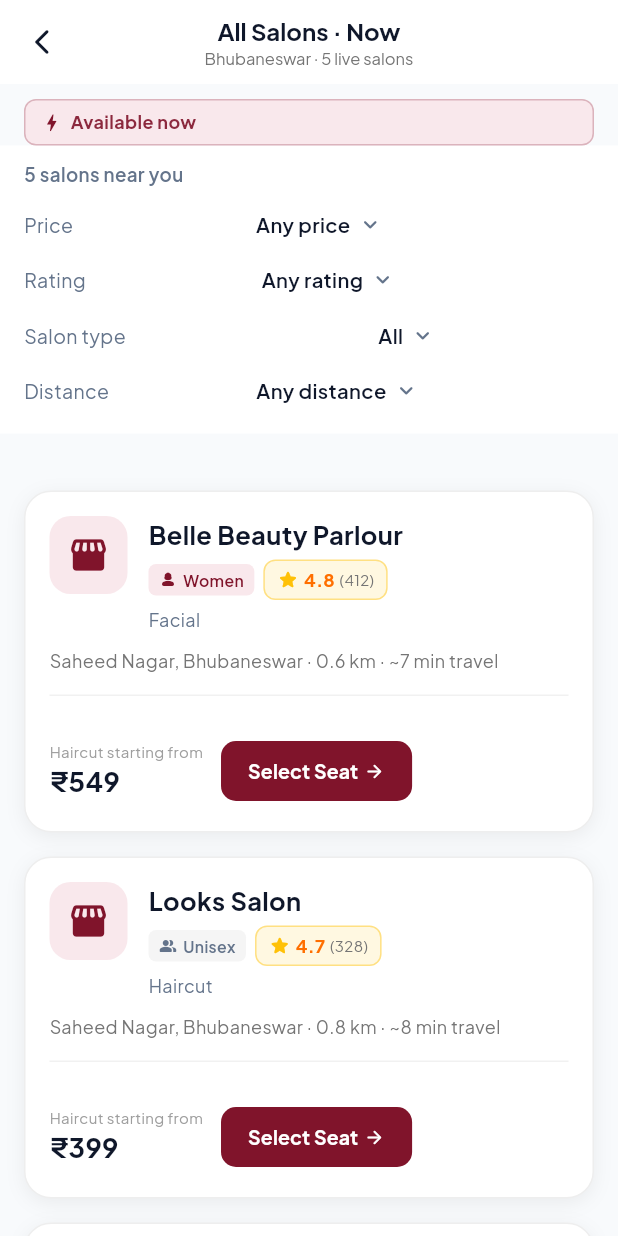
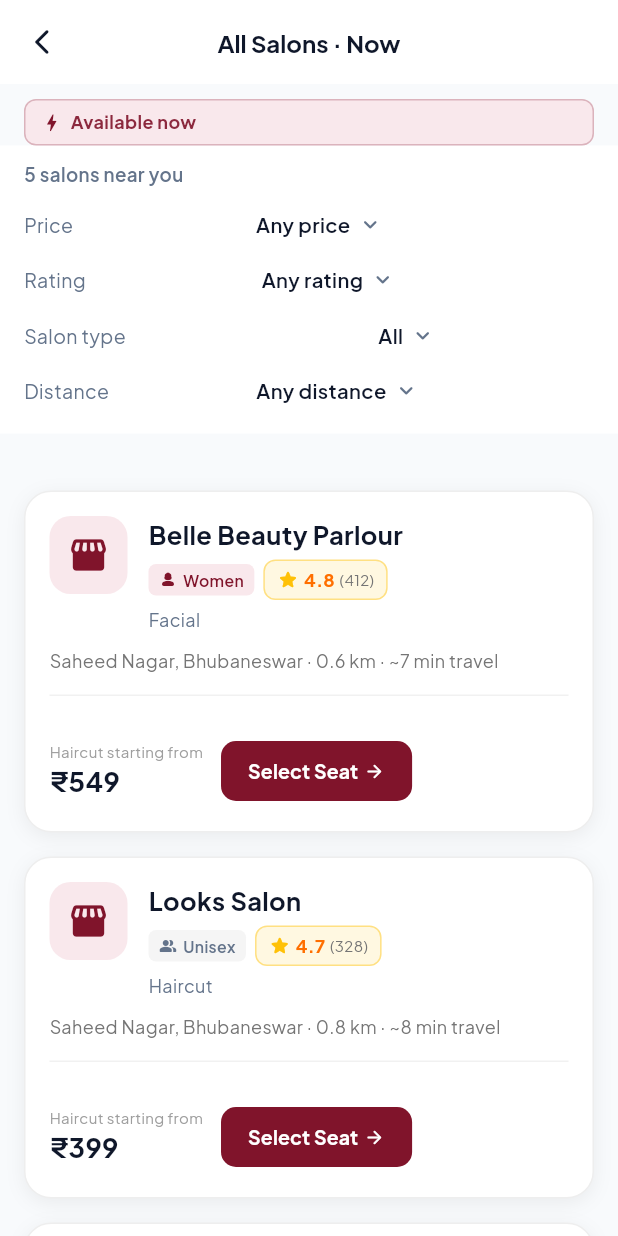
Before and after one commit to IshaNayal/ZALONO-consumer-app, a Flutter app: the SalonListScreen screen opened directly, on a phone screen of 412 x 824 dp. Run offline on Flutter 3.47's test engine with Material 3 defaults, Android fonts, the phone set to English and light mode, and no system bars; our stand-ins replace google_fonts, shared_preferences; accounts and stored records are empty; network calls fail.

Commit message:
Remove the live salon count subtitle from the results and location screens

```diff
--- a/flutter_zalono/lib/screens/consumer/location_picker_screen.dart
+++ b/flutter_zalono/lib/screens/consumer/location_picker_screen.dart
@@ -11,12 +11,12 @@
     final zalono = Provider.of<ZalonoProvider>(context);
 
     final locations = <Map<String, String>>[
-      {'name': 'Saheed Nagar', 'sub': 'Janpath, Unit-9 Area', 'distance': '0.8 km', 'salons': '8'},
-      {'name': 'Patia', 'sub': 'KIIT, Infocity Road', 'distance': '3.2 km', 'salons': '6'},
-      {'name': 'Jaydev Vihar', 'sub': 'Near Hotel Hindustan', 'distance': '2.1 km', 'salons': '5'},
-      {'name': 'Nayapalli', 'sub': 'CRPF Road, IRC Village', 'distance': '1.5 km', 'salons': '7'},
-      {'name': 'Chandrasekharpur', 'sub': 'NH-16, Sailashree Vihar', 'distance': '4.0 km', 'salons': '4'},
-      {'name': 'Khandagiri', 'sub': 'Near Baramunda Bus Stand', 'distance': '5.5 km', 'salons': '3'},
+      {'name': 'Saheed Nagar', 'sub': 'Janpath, Unit-9 Area', 'distance': '0.8 km'},
+      {'name': 'Patia', 'sub': 'KIIT, Infocity Road', 'distance': '3.2 km'},
+      {'name': 'Jaydev Vihar', 'sub': 'Near Hotel Hindustan', 'distance': '2.1 km'},
+      {'name': 'Nayapalli', 'sub': 'CRPF Road, IRC Village', 'distance': '1.5 km'},
+      {'name': 'Chandrasekharpur', 'sub': 'NH-16, Sailashree Vihar', 'distance': '4.0 km'},
+      {'name': 'Khandagiri', 'sub': 'Near Baramunda Bus Stand', 'distance': '5.5 km'},
     ];
 
     return Scaffold(
@@ -115,17 +115,6 @@
                                 loc['sub']!,
                                 style: TextStyle(fontSize: 12, color: Colors.grey.shade600),
                               ),
-                              const SizedBox(height: 4),
-                              Row(
-                                children: [
-                                  Icon(Icons.storefront_rounded, size: 12, color: Colors.grey.shade500),
-                                  const SizedBox(width: 4),
-                                  Text(
-                                    '${loc['salons']} live salons',
-                                    style: TextStyle(fontSize: 11, color: Colors.grey.shade500),
-                                  ),
-                                ],
-                              ),
                             ],
                           ),
                         ),
--- a/flutter_zalono/lib/screens/consumer/salon_list_screen.dart
+++ b/flutter_zalono/lib/screens/consumer/salon_list_screen.dart
@@ -48,9 +48,7 @@
           ),
           onPressed: () => Navigator.pop(context),
         ),
-        title: Column(
-          children: [
-            Text(
+        title: Text(
           '${widget.categoryName} · '
           '${widget.timeOption == 'now' ? 'Now' : 'Upcoming'}',
           style: const TextStyle(
@@ -58,16 +56,6 @@
             fontWeight: FontWeight.bold,
             color: ZalonoTheme.textDark,
           ),
-            ),
-            const SizedBox(height: 2),
-            Text(
-              'Bhubaneswar · ${salons.length} live salons',
-              style: TextStyle(
-                fontSize: 11,
-                color: Colors.grey.shade600,
-              ),
-            ),
-          ],
         ),
         centerTitle: true,
       ),
```
Lines whose indentation alone changed are shown as unchanged.
